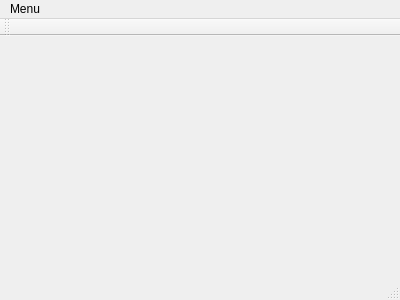
IndieEvening/Wordnet-Tester, file mainwindow.ui: the form before one commit.
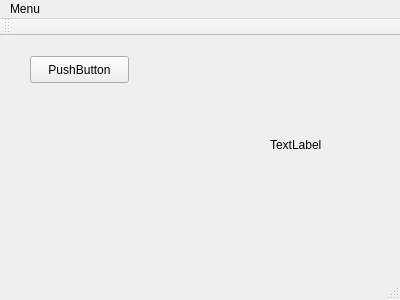
The form after the commit.

Commit message: Added Expression class

The edit to the form file:
```diff
--- a/mainwindow.ui
+++ b/mainwindow.ui
@@ -13,7 +13,34 @@
   <property name="windowTitle">
    <string>MainWindow</string>
   </property>
-  <widget class="QWidget" name="centralWidget"/>
+  <widget class="QWidget" name="centralWidget">
+   <widget class="QPushButton" name="pushButton">
+    <property name="geometry">
+     <rect>
+      <x>30</x>
+      <y>20</y>
+      <width>99</width>
+      <height>27</height>
+     </rect>
+    </property>
+    <property name="text">
+     <string>PushButton</string>
+    </property>
+   </widget>
+   <widget class="QLabel" name="label">
+    <property name="geometry">
+     <rect>
+      <x>270</x>
+      <y>100</y>
+      <width>67</width>
+      <height>17</height>
+     </rect>
+    </property>
+    <property name="text">
+     <string>TextLabel</string>
+    </property>
+   </widget>
+  </widget>
   <widget class="QMenuBar" name="menuBar">
    <property name="geometry">
     <rect>
```
The commit also changes 5 other files.
